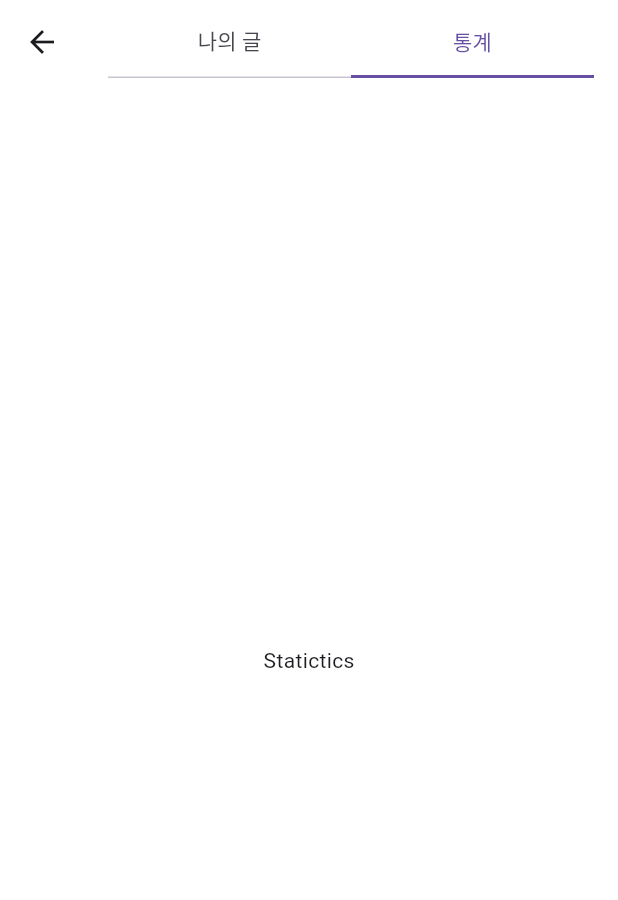
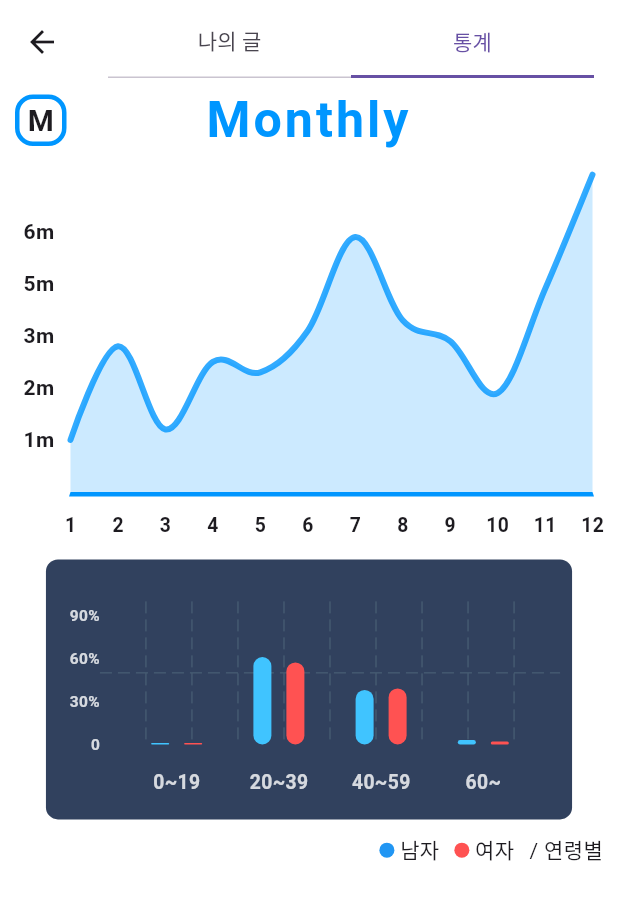
Before and after one commit to JinPyoK/auda, a Flutter app: the MyUserTabView screen opened directly, on a phone screen of 412 x 824 dp. Shown: the top 900 px of the screen. Run offline on Flutter 3.47's test engine with Material 3 defaults, Android fonts, the phone set to English and light mode, and no system bars; drawn by our look-alikes of fl_chart; our stand-ins replace auth_buttons, flutter_animate, flutter_riverpod, flutter_screenutil, font_awesome_flutter, go_router and 2 more; generated files the repository leaves out were written again; Roboto replaces fonts that are missing (Hahmlet).

Commit message:
my screen chart

```diff
--- a/lib/presentation/following/view/following_screen.dart
+++ b/lib/presentation/following/view/following_screen.dart
@@ -1,5 +1,3 @@
-import 'dart:developer';
-
 import 'package:flutter/cupertino.dart';
 import 'package:flutter/material.dart';
 import 'package:flutter_animate/flutter_animate.dart';
@@ -18,7 +16,6 @@ class FollowingScreen extends ConsumerWidget {
   @override
   Widget build(BuildContext context, WidgetRef ref) {
     bool showAudioBar = ref.watch(showAudioBarProvider);
-    log('HomeScreen Rebuild', name: 'Rebuild Following');
 
     return Padding(
       padding: const EdgeInsets.symmetric(vertical: 8, horizontal: 16),
--- /dev/null
+++ b/lib/presentation/my/widget/charts/my_bar_chart.dart
@@ -0,0 +1,186 @@
+import 'package:fl_chart/fl_chart.dart';
+import 'package:flutter/material.dart';
+import 'package:flutter_screenutil/flutter_screenutil.dart';
+
+class MyBarChart extends StatefulWidget {
+  const MyBarChart({super.key});
+
+  @override
+  State<MyBarChart> createState() => _MyBarChartState();
+}
+
+class _MyBarChartState extends State<MyBarChart> {
+  @override
+  Widget build(BuildContext context) {
+    return Column(
+      crossAxisAlignment: CrossAxisAlignment.center,
+      children: [
+        Container(
+          decoration: BoxDecoration(
+            color: const Color(0xff31415E),
+            borderRadius: BorderRadius.circular(8),
+          ),
+          child: Padding(
+            padding: const EdgeInsets.all(8.0),
+            child: Column(
+              children: [
+                const SizedBox(
+                  height: 20,
+                ),
+                SizedBox(
+                  width: 260.w,
+                  height: 120.h,
+                  child: BarChart(
+                    BarChartData(
+                      maxY: 100,
+                      titlesData: const FlTitlesData(
+                        show: true,
+                        rightTitles: AxisTitles(
+                          sideTitles: SideTitles(showTitles: false),
+                        ),
+                        topTitles: AxisTitles(
+                          sideTitles: SideTitles(showTitles: false),
+                        ),
+                        bottomTitles: AxisTitles(
+                          sideTitles: SideTitles(
+                            showTitles: true,
+                            getTitlesWidget: bottomTitles,
+                            reservedSize: 42,
+                          ),
+                        ),
+                        leftTitles: AxisTitles(
+                          sideTitles: SideTitles(
+                            showTitles: true,
+                            reservedSize: 28,
+                            interval: 1,
+                            getTitlesWidget: leftTitles,
+                          ),
+                        ),
+                      ),
+                      borderData: FlBorderData(
+                        show: false,
+                      ),
+                      gridData: const FlGridData(
+                        show: true,
+                      ),
+                      backgroundColor: const Color(0xff31415E),
+                      barGroups: renderBarGroups(
+                          <double>[1, 1, 61.1, 57.3, 38.1, 39.1, 3.1, 2.1]),
+                    ),
+                    swapAnimationDuration: const Duration(milliseconds: 400),
+                    // Optional
+                    swapAnimationCurve: Curves.easeOutSine, // Optional
+                  ),
+                ),
+              ],
+            ),
+          ),
+        ),
+        const SizedBox(
+          height: 10,
+        ),
+        renderLegend(),
+      ],
+    );
+  }
+}
+
+renderBarGroups(List<double> percent) {
+  return <BarChartGroupData>[
+    renderBarChartGroupData(0, percent[0], percent[1]),
+    renderBarChartGroupData(1, percent[2], percent[3]),
+    renderBarChartGroupData(2, percent[4], percent[5]),
+    renderBarChartGroupData(3, percent[6], percent[7]),
+  ];
+}
+
+renderBarChartGroupData(int x, double manY, double womanY) {
+  return BarChartGroupData(
+    x: x,
+    barsSpace: 10,
+    barRods: <BarChartRodData>[
+      BarChartRodData(toY: manY, width: 12, color: Colors.lightBlueAccent),
+      BarChartRodData(toY: womanY, width: 12, color: Colors.redAccent),
+    ],
+  );
+}
+
+Widget leftTitles(double value, TitleMeta meta) {
+  final style = TextStyle(
+    color: Colors.white.withOpacity(0.8),
+    fontWeight: FontWeight.bold,
+    fontSize: 8.sp,
+  );
+  String text;
+  if (value == 0) {
+    text = '0';
+  } else if (value == 30) {
+    text = '30%';
+  } else if (value == 60) {
+    text = '60%';
+  } else if (value == 90) {
+    text = '90%';
+  } else {
+    return Container();
+  }
+  return SideTitleWidget(
+    axisSide: meta.axisSide,
+    space: 0,
+    child: Text(text, style: style),
+  );
+}
+
+Widget bottomTitles(double value, TitleMeta meta) {
+  final titles = <String>['0~19', '20~39', '40~59', '60~'];
+
+  final Widget text = Text(
+    titles[value.toInt()],
+    style: TextStyle(
+      color: Colors.white.withOpacity(0.8),
+      fontWeight: FontWeight.bold,
+      fontSize: 10.sp,
+    ),
+  );
+
+  return SideTitleWidget(
+    axisSide: meta.axisSide,
+    space: 16, //margin top
+    child: text,
+  );
+}
+
+Widget renderLegend() {
+  return Row(
+    mainAxisAlignment: MainAxisAlignment.end,
+    children: [
+      Container(
+        width: 10,
+        height: 10,
+        decoration: BoxDecoration(
+          color: Colors.blue,
+          borderRadius: BorderRadius.circular(26),
+        ),
+      ),
+      const Text(' 남자'),
+      const SizedBox(
+        width: 10,
+      ),
+      Container(
+        width: 10,
+        height: 10,
+        decoration: BoxDecoration(
+          color: Colors.redAccent,
+          borderRadius: BorderRadius.circular(26),
+        ),
+      ),
+      const Text(' 여자'),
+      const SizedBox(
+        width: 10,
+      ),
+      const Text('/ 연령별'),
+      const SizedBox(
+        width: 10,
+      ),
+    ],
+  );
+}
--- /dev/null
+++ b/lib/presentation/my/widget/charts/my_line_chart.dart
@@ -0,0 +1,454 @@
+import 'package:auda/core/constant/colors.dart';
+import 'package:fl_chart/fl_chart.dart';
+import 'package:flutter/material.dart';
+import 'package:flutter_screenutil/flutter_screenutil.dart';
+
+class MyLineChart extends StatefulWidget {
+  const MyLineChart({super.key});
+
+  @override
+  State<MyLineChart> createState() => _MyLineChartState();
+}
+
+class _MyLineChartState extends State<MyLineChart> {
+  String dataType = 'M';
+
+  String chartTitle() {
+    if (dataType == 'M') {
+      return 'Monthly';
+    } else if (dataType == 'D') {
+      return 'Daily';
+    } else if (dataType == 'Y') {
+      return 'Yearly';
+    } else {
+      return '';
+    }
+  }
+
+  LineChartData showData() {
+    if (dataType == 'M') {
+      return monthData;
+    } else if (dataType == 'D') {
+      return dayData;
+    } else if (dataType == 'Y') {
+      return yearData;
+    } else {
+      return monthData;
+    }
+  }
+
+  @override
+  Widget build(BuildContext context) {
+    return AspectRatio(
+      aspectRatio: 1.3,
+      child: Stack(
+        children: <Widget>[
+          Column(
+            crossAxisAlignment: CrossAxisAlignment.stretch,
+            children: <Widget>[
+              Text(
+                chartTitle(),
+                style: TextStyle(
+                  color: CustomColor.mainColor,
+                  fontSize: 26.sp,
+                  fontWeight: FontWeight.bold,
+                  letterSpacing: 2,
+                ),
+                textAlign: TextAlign.center,
+              ),
+              SizedBox(
+                height: 10.h,
+              ),
+              Expanded(
+                child: Padding(
+                  padding: const EdgeInsets.only(right: 16, left: 6),
+                  child: LineChart(
+                    showData(),
+                    duration: const Duration(milliseconds: 400),
+                  ),
+                ),
+              ),
+              const SizedBox(
+                height: 10,
+              ),
+            ],
+          ),
+          Transform.translate(
+            offset: const Offset(10, 7),
+            child: InkWell(
+              borderRadius: BorderRadius.circular(12),
+              onTap: () {
+                setState(
+                  () {
+                    if (dataType == 'M') {
+                      dataType = 'D';
+                    } else if (dataType == 'D') {
+                      dataType = 'Y';
+                    } else if (dataType == 'Y') {
+                      dataType = 'M';
+                    }
+                  },
+                );
+              },
+              child: Container(
+                width: 30.h,
+                height: 30.h,
+                decoration: BoxDecoration(
+                  border: Border.all(color: CustomColor.mainColor, width: 3),
+                  borderRadius: BorderRadius.circular(12),
+                ),
+                child: FittedBox(
+                    child: Text(
+                  dataType,
+                  style: const TextStyle(fontWeight: FontWeight.bold),
+                )),
+              ),
+            ),
+          )
+        ],
+      ),
+    );
+  }
+}
+
+LineChartData get yearData => LineChartData(
+      lineTouchData: lineTouchData,
+      gridData: gridData,
+      titlesData: titlesData('Y'),
+      borderData: borderData,
+      lineBarsData: [yearLineBar],
+      minX: 0,
+      maxX: 3,
+      maxY: null,
+      minY: 0,
+    );
+
+LineChartData get monthData => LineChartData(
+      lineTouchData: lineTouchData,
+      gridData: gridData,
+      titlesData: titlesData('M'),
+      borderData: borderData,
+      lineBarsData: [monthLineBar],
+      minX: 0,
+      maxX: 11,
+      maxY: null,
+      minY: 0,
+    );
+
+LineChartData get dayData => LineChartData(
+      lineTouchData: lineTouchData,
+      gridData: gridData,
+      titlesData: titlesData('D'),
+      borderData: borderData,
+      lineBarsData: [dayLineBar],
+      minX: 0,
+      maxX: 30,
+      maxY: null,
+      minY: 0,
+    );
+
+LineTouchData get lineTouchData => LineTouchData(
+      handleBuiltInTouches: true,
+      touchTooltipData: LineTouchTooltipData(
+          getTooltipColor: (touchedSpot) => Colors.white.withOpacity(0.5)),
+    );
+
+FlTitlesData titlesData(String type) {
+  return FlTitlesData(
+    bottomTitles: AxisTitles(
+      sideTitles: bottomTitles(type),
+    ),
+    rightTitles: const AxisTitles(
+      sideTitles: SideTitles(showTitles: false),
+    ),
+    topTitles: const AxisTitles(
+      sideTitles: SideTitles(showTitles: false),
+    ),
+    leftTitles: AxisTitles(
+      sideTitles: leftTitles(),
+    ),
+  );
+}
+
+SideTitles leftTitles() => SideTitles(
+      getTitlesWidget: leftTitleWidgets,
+      showTitles: true,
+      interval: 1,
+      reservedSize: 40,
+    );
+
+Widget leftTitleWidgets(double value, TitleMeta meta) {
+  const style = TextStyle(
+    fontWeight: FontWeight.bold,
+    fontSize: 14,
+  );
+  String text;
+  switch (value.toInt()) {
+    case 1:
+      text = '1m';
+      break;
+    case 2:
+      text = '2m';
+      break;
+    case 3:
+      text = '3m';
+      break;
+    case 4:
+      text = '5m';
+      break;
+    case 5:
+      text = '6m';
+      break;
+    default:
+      return Container();
+  }
+
+  return Text(text, style: style, textAlign: TextAlign.center);
+}
+
+Widget bottomTitleYear(double value, TitleMeta meta) {
+  final style = TextStyle(
+    fontWeight: FontWeight.bold,
+    fontSize: 12.sp,
+  );
+  Widget text;
+  switch (value.toInt()) {
+    case 0:
+      text = Text('2021', style: style);
+      break;
+    case 1:
+      text = Text('2022', style: style);
+      break;
+    case 2:
+      text = Text('2023', style: style);
+      break;
+    case 3:
+      text = Text('2024', style: style);
+      break;
+    default:
+      text = const Text('');
+      break;
+  }
+
+  return SideTitleWidget(
+    axisSide: meta.axisSide,
+    space: 10,
+    child: text,
+  );
+}
+
+Widget bottomTitleMonth(double value, TitleMeta meta) {
+  final style = TextStyle(
+    fontWeight: FontWeight.bold,
+    fontSize: 10.sp,
+  );
+  Widget text;
+  switch (value.toInt()) {
+    case 0:
+      text = Text('1', style: style);
+      break;
+    case 1:
+      text = Text('2', style: style);
+      break;
+    case 2:
+      text = Text('3', style: style);
+      break;
+    case 3:
+      text = Text('4', style: style);
+      break;
+    case 4:
+      text = Text('5', style: style);
+      break;
+    case 5:
+      text = Text('6', style: style);
+      break;
+    case 6:
+      text = Text('7', style: style);
+      break;
+    case 7:
+      text = Text('8', style: style);
+      break;
+    case 8:
+      text = Text('9', style: style);
+      break;
+    case 9:
+      text = Text('10', style: style);
+      break;
+    case 10:
+      text = Text('11', style: style);
+      break;
+    case 11:
+      text = Text('12', style: style);
+      break;
+    default:
+      text = const Text('');
+      break;
+  }
+
+  return SideTitleWidget(
+    axisSide: meta.axisSide,
+    space: 10,
+    child: text,
+  );
+}
+
+Widget bottomTitleDay(double value, TitleMeta meta) {
+  final style = TextStyle(
+    fontWeight: FontWeight.bold,
+    fontSize: 10.sp,
+  );
+  Widget text;
+  switch (value.toInt()) {
+    case 0:
+      text = Text('1', style: style);
+      break;
+    case 4:
+      text = Text('5', style: style);
+      break;
+    case 9:
+      text = Text('10', style: style);
+      break;
+    case 14:
+      text = Text('15', style: style);
+      break;
+    case 19:
+      text = Text('20', style: style);
+      break;
+    case 24:
+      text = Text('25', style: style);
+      break;
+    case 29:
+      text = Text('30', style: style);
+      break;
+    default:
+      text = const Text('');
+      break;
+  }
+
+  return SideTitleWidget(
+    axisSide: meta.axisSide,
+    space: 10,
+    child: text,
+  );
+}
+
+SideTitles bottomTitles(String type) {
+  late Widget Function(double, TitleMeta) bottomtitle;
+
+  if (type == 'M') {
+    bottomtitle = bottomTitleMonth;
+  } else if (type == 'D') {
+    bottomtitle = bottomTitleDay;
+  } else if (type == 'Y') {
+    bottomtitle = bottomTitleYear;
+  }
+
+  return SideTitles(
+    showTitles: true,
+    reservedSize: 32,
+    interval: 1,
+    getTitlesWidget: bottomtitle,
+  );
+}
+
+FlGridData get gridData => const FlGridData(show: false);
+
+FlBorderData get borderData => FlBorderData(
+      show: true,
+      border: const Border(
+        bottom: BorderSide(color: CustomColor.mainColor, width: 3),
+        left: BorderSide(color: Colors.transparent),
+        right: BorderSide(color: Colors.transparent),
+        top: BorderSide(color: Colors.transparent),
+      ),
+    );
+
+LineChartBarData get yearLineBar => LineChartBarData(
+      isCurved: true,
+      color: CustomColor.mainColor.withOpacity(0.8),
+      barWidth: 6,
+      isStrokeCapRound: true,
+      dotData: const FlDotData(show: false),
+      belowBarData: BarAreaData(
+        show: true,
+        color: CustomColor.mainColor.withOpacity(0.2),
+      ),
+      spots: const [
+        FlSpot(0, 1.6),
+        FlSpot(1, 1),
+        FlSpot(2, 2.3),
+        FlSpot(3, 3.4),
+      ],
+    );
+
+LineChartBarData get monthLineBar => LineChartBarData(
+      isCurved: true,
+      color: CustomColor.mainColor.withOpacity(0.8),
+      barWidth: 4,
+      isStrokeCapRound: true,
+      dotData: const FlDotData(show: false),
+      belowBarData: BarAreaData(
+        show: true,
+        color: CustomColor.mainColor.withOpacity(0.2),
+      ),
+      spots: const [
+        FlSpot(0, 1),
+        FlSpot(1, 2.8),
+        FlSpot(2, 1.2),
+        FlSpot(3, 2.5),
+        FlSpot(4, 2.3),
+        FlSpot(5, 3.1),
+        FlSpot(6, 4.9),
+        FlSpot(7, 3.3),
+        FlSpot(8, 2.9),
+        FlSpot(9, 1.9),
+        FlSpot(10, 3.9),
+        FlSpot(11, 6.1),
+      ],
+    );
+
+LineChartBarData get dayLineBar => LineChartBarData(
+      isCurved: true,
+      color: CustomColor.mainColor.withOpacity(0.8),
+      barWidth: 4,
+      isStrokeCapRound: true,
+      dotData: const FlDotData(show: false),
+      belowBarData: BarAreaData(
+        show: true,
+        color: CustomColor.mainColor.withOpacity(0.2),
+      ),
+      spots: const [
+        FlSpot(0, 1),
+        FlSpot(1, 2.8),
+        FlSpot(2, 1.2),
+        FlSpot(3, 2.8),
+        FlSpot(4, 2.6),
+        FlSpot(5, 3.9),
+        FlSpot(6, 2),
+        FlSpot(7, 2.4),
+        FlSpot(8, 1.5),
+        FlSpot(9, 2.6),
+        FlSpot(10, 2.7),
+        FlSpot(11, 3.8),
+        FlSpot(12, 1),
+        FlSpot(13, 3),
+        FlSpot(14, 4),
+        FlSpot(15, 1.8),
+        FlSpot(16, 2.6),
+        FlSpot(17, 6.9),
+        FlSpot(18, 3),
+        FlSpot(19, 4.8),
+        FlSpot(20, 1.5),
+        FlSpot(21, 2.6),
+        FlSpot(22, 2.1),
+        FlSpot(23, 3),
+        FlSpot(24, 2),
+        FlSpot(25, 2.3),
+        FlSpot(26, 1),
+        FlSpot(27, 2),
+        FlSpot(28, 1.6),
+        FlSpot(29, 2.9),
+        FlSpot(30, 1),
+        FlSpot(31, 3.8),
+      ],
+    );
--- a/lib/presentation/my/widget/my_statistics.dart
+++ b/lib/presentation/my/widget/my_statistics.dart
@@ -1,3 +1,5 @@
+import 'package:auda/presentation/my/widget/charts/my_bar_chart.dart';
+import 'package:auda/presentation/my/widget/charts/my_line_chart.dart';
 import 'package:flutter/material.dart';
 
 class MyStatistics extends StatelessWidget {
@@ -5,8 +7,11 @@ class MyStatistics extends StatelessWidget {
 
   @override
   Widget build(BuildContext context) {
-    return Center(
-      child: Text("Statictics"),
+    return ListView(
+      children: [
+        MyLineChart(),
+        MyBarChart(),
+      ],
     );
   }
 }
--- a/pubspec.yaml
+++ b/pubspec.yaml
@@ -50,6 +50,9 @@ dependencies:
   # Riverpod
   flutter_riverpod:
   riverpod_annotation:
+
+  # FL Chart
+  fl_chart:
 
 dev_dependencies:
   flutter_test:
```
Also changed, not shown: pubspec.lock.
